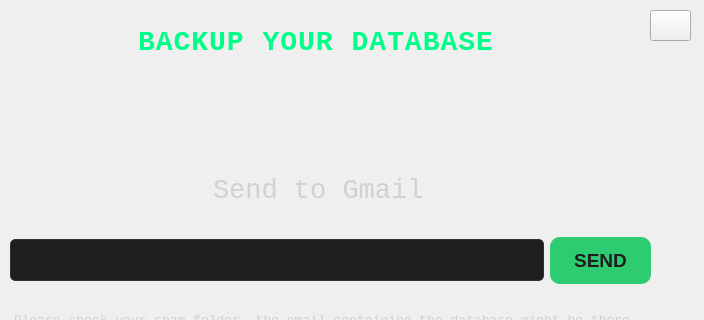
First picture: the form in forms/mainwindow.ui, repository minnesangg/Cerberus, before the edit; both pictures show x 296 to 1000 and y 0 to 320 of the 1000 by 700 pixel window.
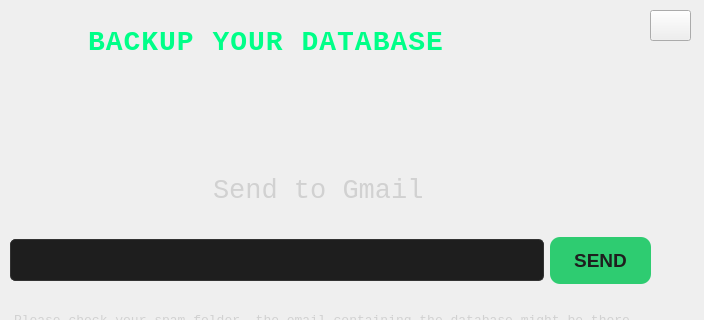
Second picture: the form after the edit. The open tabs and pages were chosen to show the change. Icons and pictures are not drawn.

The edit to the form file:
```diff
--- a/forms/mainwindow.ui
+++ b/forms/mainwindow.ui
@@ -1763,9 +1763,9 @@
        <widget class="QWidget" name="verticalLayoutWidget_4">
         <property name="geometry">
          <rect>
-          <x>170</x>
+          <x>120</x>
           <y>10</y>
-          <width>461</width>
+          <width>511</width>
           <height>80</height>
          </rect>
         </property>
```
